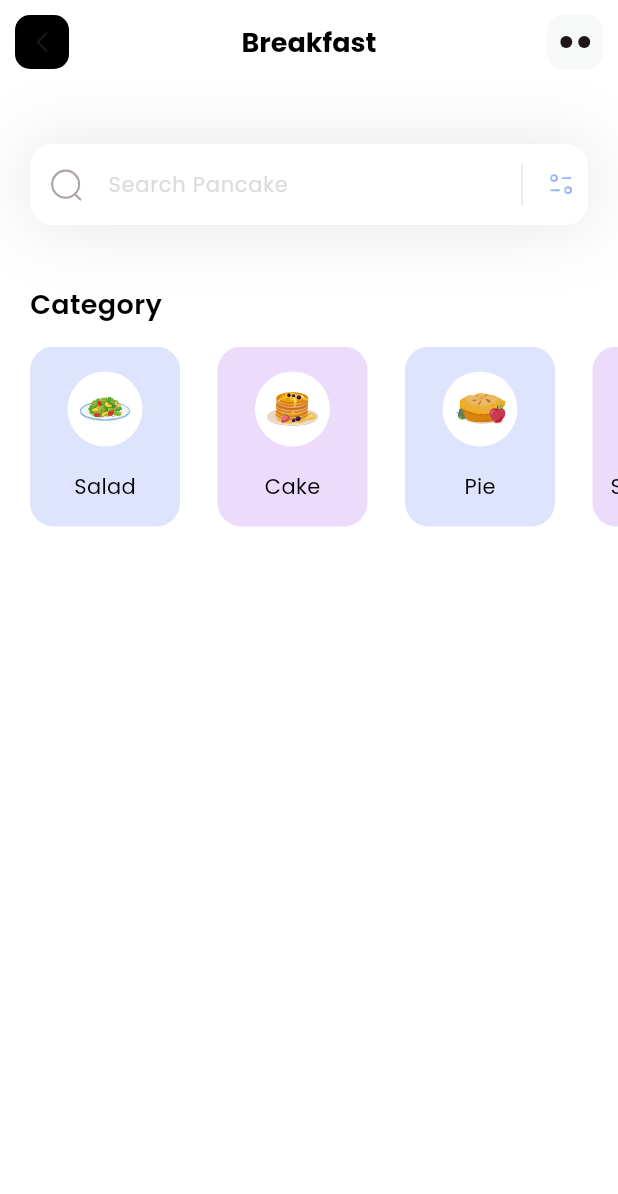
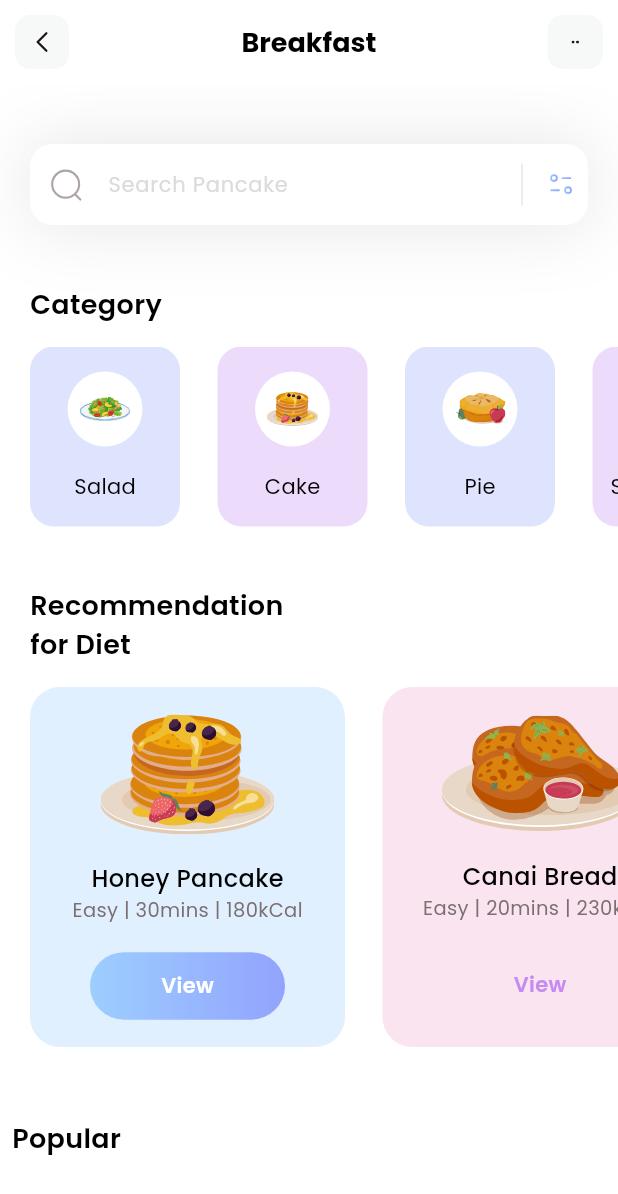
Before and after one commit to Deepanc7/MunchMode, a Flutter app: the screen it shows after launch, on a phone screen of 412 x 824 dp. Shown: the top 1194 px of the screen. Run offline on Flutter 3.47's test engine with Material 3 defaults, Android fonts, the phone set to English and light mode, and no system bars; our stand-ins replace flutter_svg.

Commit message:
Added Category and recommandations rows

```diff
--- /dev/null
+++ b/lib/models/diet_model.dart
@@ -0,0 +1,51 @@
+import 'package:flutter/material.dart';
+
+class DietModel {
+  String name;
+  String iconPath;
+  String level;
+  String duration;
+  String calorie;
+  Color boxColor;
+  bool viewIsSelected;
+
+  DietModel({
+    required this.name,
+    required this.iconPath,
+    required this.level,
+    required this.duration,
+    required this.calorie,
+    required this.boxColor,
+    required this.viewIsSelected
+  });
+
+  static List < DietModel > getDiets() {
+    List < DietModel > diets = [];
+
+    diets.add(
+      DietModel(
+       name: 'Honey Pancake',
+       iconPath: 'assets/icons/honey-pancakes.svg',
+       level: 'Easy',
+       duration: '30mins',
+       calorie: '180kCal',
+       viewIsSelected: true,
+       boxColor: Color(0xff9DCEFF)
+      )
+    );
+
+    diets.add(
+      DietModel(
+       name: 'Canai Bread',
+       iconPath: 'assets/icons/canai-bread.svg',
+       level: 'Easy',
+       duration: '20mins',
+       calorie: '230kCal',
+       viewIsSelected: false,
+       boxColor: Color(0xffEEA4CE)
+      )
+    );
+
+    return diets;
+  }
+}
--- /dev/null
+++ b/lib/models/popular_model.dart
@@ -0,0 +1,45 @@
+class PopularDietsModel {
+  String name;
+  String iconPath;
+  String level;
+  String duration;
+  String calorie;
+  bool boxIsSelected;
+
+  PopularDietsModel({
+    required this.name,
+    required this.iconPath,
+    required this.level,
+    required this.duration,
+    required this.calorie,
+    required this.boxIsSelected
+  });
+
+  static List < PopularDietsModel > getPopularDiets() {
+    List < PopularDietsModel > popularDiets = [];
+
+    popularDiets.add(
+      PopularDietsModel(
+       name: 'Blueberry Pancake',
+       iconPath: 'assets/icons/blueberry-pancake.svg',
+       level: 'Medium',
+       duration: '30mins',
+       calorie: '230kCal',
+       boxIsSelected: true,
+      )
+    );
+
+    popularDiets.add(
+      PopularDietsModel(
+       name: 'Salmon Nigiri',
+       iconPath: 'assets/icons/salmon-nigiri.svg',
+       level: 'Easy',
+       duration: '20mins',
+       calorie: '120kCal',
+       boxIsSelected: false,
+      )
+    );
+
+    return popularDiets;
+  }
+}
--- a/lib/pages/home.dart
+++ b/lib/pages/home.dart
@@ -1,4 +1,6 @@
 import 'package:fitness/models/category_model.dart';
+import 'package:fitness/models/diet_model.dart';
+import 'package:fitness/models/popular_model.dart';
 import 'package:flutter/material.dart';
 import 'package:flutter_svg/flutter_svg.dart';
 
@@ -6,24 +8,138 @@ class HomePage extends StatelessWidget {
   HomePage({super.key});
 
   List<CategoryModel> categories = [];
+  List<DietModel> diets = [];
+  List<PopularDietsModel> popularDiets = [];
 
-  void _getCategories() {
+  void _getInitialInfo() {
     categories = CategoryModel.getCategories();
+    diets = DietModel.getDiets();
+    popularDiets = PopularDietsModel.getPopularDiets();
   }
 
   @override
   Widget build(BuildContext context) {
-    _getCategories();
+    _getInitialInfo();
     return Scaffold(
         appBar: appBar(),
         backgroundColor: Colors.white,
-        body: Column(
+        body: ListView(
           children: [
             _searchField(),
-            SizedBox(height:40,),
-            _categoriesSection()
+            const SizedBox(height:40,),
+            _categoriesSection(),
+            const SizedBox(height:40,),
+            _dietSection(),
+            const SizedBox(height:40,),
+            Column(
+              crossAxisAlignment: CrossAxisAlignment.start,
+              children: [
+                Padding(
+                  padding: const EdgeInsets.all(8.0),
+                  child: Text(
+                    'Popular',
+                    style: TextStyle(
+                      color: Colors.black,
+                      fontSize: 18,
+                      fontWeight: FontWeight.w600
+                    ),
+                  ),
+                )
+              ],
+            ),
+            const SizedBox(height: 40,)
           ],
         ));
+  }
+
+  Column _dietSection() {
+    return Column(
+            crossAxisAlignment: CrossAxisAlignment.start,
+            children: [
+              Padding(
+                padding: const EdgeInsets.only(left:20),
+                child: Text(
+                  'Recommendation\nfor Diet',
+                  style: TextStyle(
+                    color: Colors.black,
+                    fontSize: 18,
+                    fontWeight: FontWeight.w600
+                  ),
+                ),
+              ),
+              SizedBox(height: 15,),
+              Container(
+                height: 240,
+                child: ListView.separated(
+                  itemBuilder: (context, index) {
+                    return Container(
+                      width: 210,
+                      decoration: BoxDecoration(
+                        color: diets[index].boxColor.withOpacity(0.3),
+                        borderRadius: BorderRadius.circular(20)
+                      ),
+                      child: Column(
+                        mainAxisAlignment: MainAxisAlignment.spaceEvenly,
+                        children: [
+                          SvgPicture.asset(diets[index].iconPath),
+                          Column(
+                            children: [
+                              Text(
+                              diets[index].name,
+                              style: const TextStyle(
+                                fontWeight: FontWeight.w500,
+                                color: Colors.black,
+                                fontSize: 16
+                              ),
+                              ),
+                          Text(
+                            diets[index].level + " | " + diets[index].duration + ' | ' + diets[index].calorie,
+                            style: const TextStyle(
+                              color: Color(0xff7B6F72),
+                              fontSize: 13,
+                              fontWeight: FontWeight.w400
+                            ),
+                          ),
+                            ],
+                          ),
+                          Container(
+                            height: 45,
+                            width: 130,
+                            child: Center(
+                              child: Text(
+                                'View',
+                                style: TextStyle(
+                                  color: diets[index].viewIsSelected ? Colors.white : Color(0xffC58BF2),
+                                  fontWeight: FontWeight.w600,
+                                  fontSize: 14
+                                ),
+                              )
+                            ),
+                            decoration: BoxDecoration(
+                              gradient: LinearGradient(
+                                colors: [
+                                  diets[index].viewIsSelected ? Color(0xff9DCEFF) : Colors.transparent,
+                                  diets[index].viewIsSelected ? Color(0xff92A3FD) : Colors.transparent
+                                ]
+                              ),
+                              borderRadius: BorderRadius.circular(50)
+                            ),
+                          )
+                        ],
+                      ),
+                    );
+                  },
+                  separatorBuilder: (context, index) => SizedBox(width: 25,),
+                  itemCount: diets.length,
+                  scrollDirection: Axis.horizontal,
+                  padding: const EdgeInsets.only(
+                    left: 20,
+                    right: 20
+                  ),
+                ),
+              )
+            ],
+          );
   }
 
   Column _categoriesSection() {
@@ -145,7 +261,7 @@ class HomePage extends StatelessWidget {
 
   AppBar appBar() {
     return AppBar(
-      title: Text(
+      title: const Text(
         'Breakfast',
         style: TextStyle(
             color: Colors.black, fontSize: 18, fontWeight: FontWeight.bold),
@@ -156,7 +272,7 @@ class HomePage extends StatelessWidget {
       leading: GestureDetector(
         onTap: () {},
         child: Container(
-          margin: EdgeInsets.all(10),
+          margin: const EdgeInsets.all(10),
           alignment: Alignment.center,
           child: SvgPicture.asset(
             'assets/icons/Arrow - Left 2.svg',
@@ -164,20 +280,22 @@ class HomePage extends StatelessWidget {
             width: 20,
           ),
           decoration: BoxDecoration(
-              color: Colors.black, borderRadius: BorderRadius.circular(10)),
+              color: const Color(0xffF7F8F8),
+              borderRadius: BorderRadius.circular(10)
+          ),
         ),
       ),
       actions: [
         GestureDetector(
             onTap: () {},
             child: Container(
-              margin: EdgeInsets.all(10),
+              margin: const EdgeInsets.all(10),
               alignment: Alignment.center,
               width: 37,
               child: SvgPicture.asset(
                 'assets/icons/dots.svg',
-                height: 20,
-                width: 20,
+                height: 5,
+                width: 5,
               ),
               decoration: BoxDecoration(
                   color: Color(0xfff7F8F8),
```
